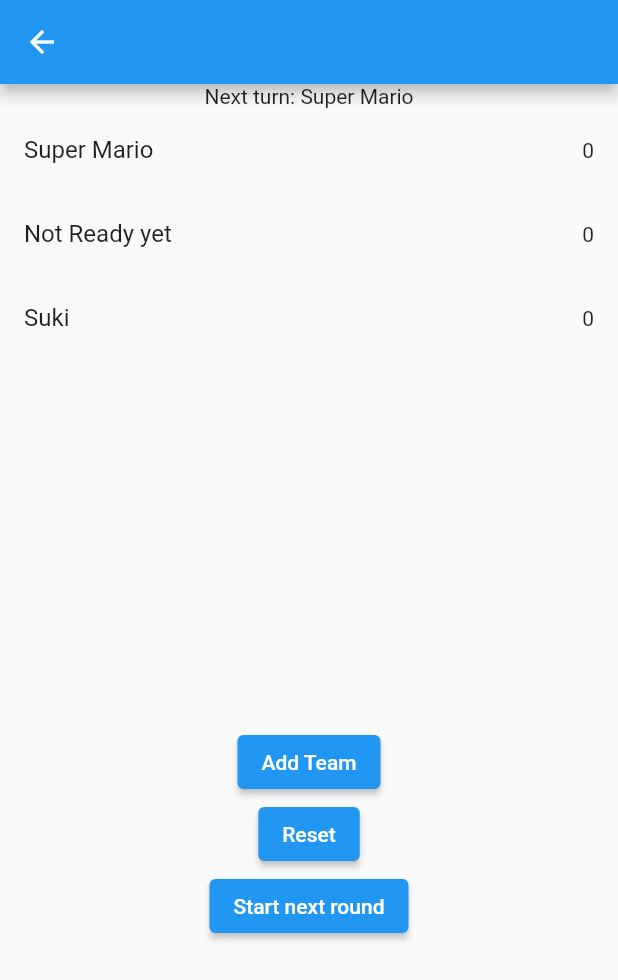
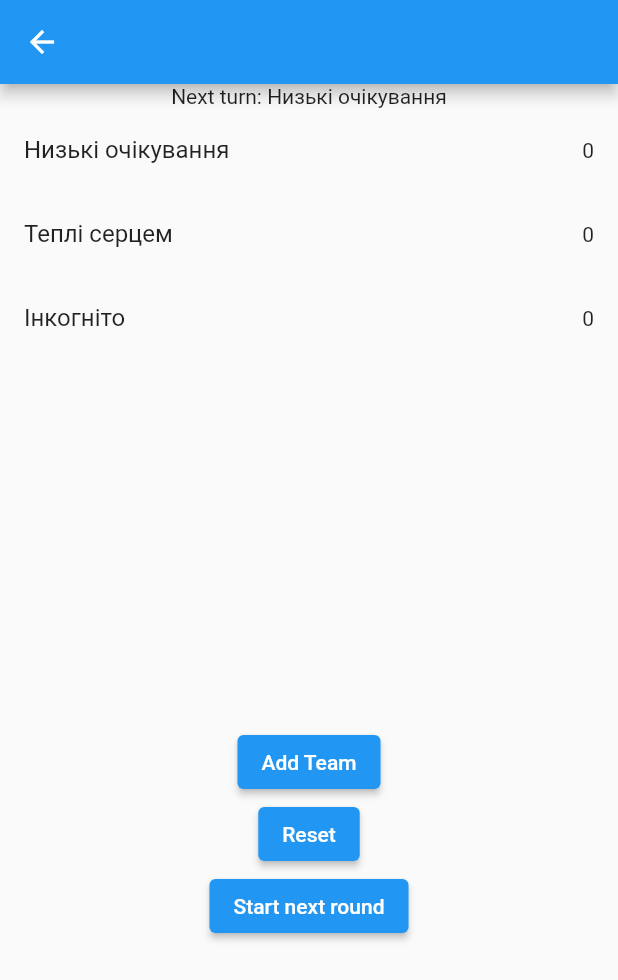
Before and after one commit to mishaqq/alias, a Flutter app: the ScorePage screen opened by its route, after a tap on "Add Team", on a phone screen of 412 x 824 dp. Shown: the top 980 px of the screen. Run offline on Flutter 3.47's test engine with Material 2 defaults, Android fonts, the phone set to English and light mode, and no system bars; our stand-ins replace circular_countdown_timer, flutter_riverpod; missing offline and left inert: dart:ffi, flutter_multi_select_items.

Commit message:
added precoded team names

```diff
--- a/lib/providers/game_model_provider.dart
+++ b/lib/providers/game_model_provider.dart
@@ -1,8 +1,11 @@
 import 'dart:math';
 
+import 'package:flutter/material.dart';
 import 'package:flutter_riverpod/flutter_riverpod.dart';
 
+import '../dict/team_names.dart';
 import '../dict/word_sets.dart';
+import '../main.dart';
 import '../models/game_model.dart';
 
 Map<String, List<String>> setsTable = {
@@ -20,9 +23,18 @@ class GameNotifier extends StateNotifier<AliasData> {
     state = state.copyWith(teams: updatedTeams);
   }
 
-  void addTeam(String name) {
+  void addTeam() {
     final updatedTeams = List<String>.from(state.teams);
-    updatedTeams.add(name);
+    final random = Random();
+    String team = team_names[random.nextInt(team_names.length)];
+    while (state.teams.contains(team)) {
+      team = team_names[random.nextInt(team_names.length)];
+    }
+
+    if (state.teams.length > 20) {
+      return;
+    }
+    updatedTeams.add(team);
 
     final updatedScores = List<int>.from(state.scores);
     updatedScores.add(0);
@@ -50,13 +62,18 @@ class GameNotifier extends StateNotifier<AliasData> {
     state = state.copyWith(lastWord: lastWord);
   }
 
-  void reset() {
+  void reset(context) {
     state = state.copyWith(
-        teams: ["Super Mario", "Not Ready yet"],
-        scores: [0, 0],
-        turn: 0,
-        usedWords: {},
-        usedWordSets: []);
+      teams: initTeams(),
+      scores: [0, 0],
+      turn: 0,
+      usedWords: {},
+      usedWordSets: [],
+      duration: 60,
+      wordsToWin: 20,
+      lastWord: true,
+    );
+    Navigator.of(context).popUntil((route) => route.isFirst);
   }
 
   void makeGameWordSet(List<String> sets) {
--- a/lib/screens/count_page.dart
+++ b/lib/screens/count_page.dart
@@ -219,8 +219,8 @@ class CustomDialogScore extends StatelessWidget {
         children: [
           SizedBox(
             width: MediaQuery.of(context).size.width / 2,
-            height: 50 * teams.length < MediaQuery.of(context).size.height
-                ? (50 * (teams.length + 1)).toDouble()
+            height: 45 * teams.length < MediaQuery.of(context).size.height
+                ? (45 * (teams.length + 1)).toDouble()
                 : MediaQuery.of(context).size.height,
             child: ListView.builder(
               physics: BouncingScrollPhysics(),
--- a/lib/screens/guessing_page.dart
+++ b/lib/screens/guessing_page.dart
@@ -31,7 +31,7 @@ class _GuessingPageState extends ConsumerState<GuessingPage> {
         child: Column(
           children: [
             CircularCountDownTimer(
-              duration: 5, //ref.read(gameProvider).duration,
+              duration: ref.read(gameProvider).duration,
               initialDuration: 0,
               controller: _countDownController,
               width: MediaQuery.of(context).size.width / 2,
@@ -133,8 +133,8 @@ class CustomDialog extends StatelessWidget {
           Text("Who got the last word - $lastWord?"),
           SizedBox(
             width: MediaQuery.of(context).size.width / 2,
-            height: 50 * teams.length < MediaQuery.of(context).size.height
-                ? (50 * (teams.length + 1)).toDouble()
+            height: 45 * teams.length < MediaQuery.of(context).size.height
+                ? (45 * (teams.length + 1)).toDouble()
                 : MediaQuery.of(context).size.height,
             child: ListView.builder(
               physics: BouncingScrollPhysics(),
--- a/lib/screens/score_page.dart
+++ b/lib/screens/score_page.dart
@@ -9,6 +9,7 @@ class ScorePage extends ConsumerWidget {
   @override
   Widget build(BuildContext context, WidgetRef ref) {
     final game = ref.watch(gameProvider);
+    print(game.teams);
     return Scaffold(
       appBar: AppBar(),
       body: Column(
@@ -19,6 +20,7 @@ class ScorePage extends ConsumerWidget {
           Container(
             height: MediaQuery.of(context).size.height / 2,
             child: ListView.builder(
+              physics: BouncingScrollPhysics(),
               itemCount: game.teams.length,
               itemBuilder: (context, index) => ListTile(
                 title: Text(
@@ -32,13 +34,13 @@ class ScorePage extends ConsumerWidget {
           ),
           ElevatedButton(
             onPressed: () {
-              ref.read(gameProvider.notifier).addTeam("Suki");
+              ref.read(gameProvider.notifier).addTeam();
             },
             child: Text("Add Team"),
           ),
           ElevatedButton(
             onPressed: () {
-              ref.read(gameProvider.notifier).reset();
+              ref.read(gameProvider.notifier).reset(context);
             },
             child: Text("Reset"),
           ),
```
Also changed, not shown: lib/dict/team_names.dart (added, +58 -0 lines), lib/main.dart (+18 -1 lines).
